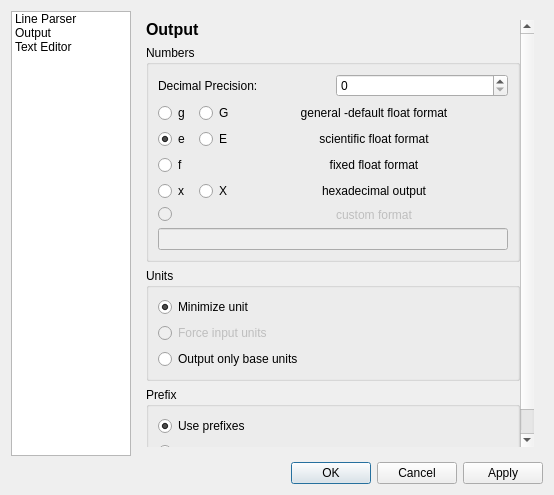
The window that settingsdialog.ui (Rob0xFF/PhyxCalc) describes before a commit, drawn with Qt 5.
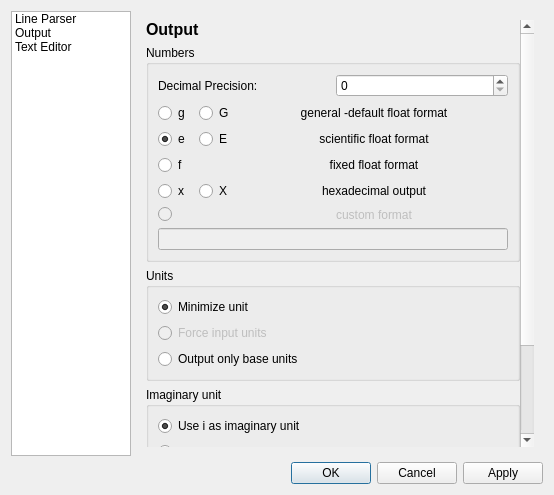
The same window after the commit. The open tabs and pages were chosen to show the change. Icons and pictures are not drawn.

Commit message: added support for single line comments fixed ctrl+enter added support for choosing imaginary unit

The edit to the form file:
```diff
--- a/settingsdialog.ui
+++ b/settingsdialog.ui
@@ -205,8 +205,8 @@
            <rect>
             <x>0</x>
             <y>0</y>
-            <width>414</width>
-            <height>450</height>
+            <width>397</width>
+            <height>519</height>
            </rect>
           </property>
           <layout class="QVBoxLayout" name="verticalLayout_10">
@@ -455,6 +455,32 @@
              </layout>
             </widget>
            </item>
+           <item>
+            <widget class="QGroupBox" name="groupBox_7">
+             <property name="title">
+              <string>Imaginary unit</string>
+             </property>
+             <layout class="QVBoxLayout" name="verticalLayout_12">
+              <item>
+               <widget class="QRadioButton" name="imaginaryIRadio">
+                <property name="text">
+                 <string>Use i as imaginary unit</string>
+                </property>
+                <property name="checked">
+                 <bool>true</bool>
+                </property>
+               </widget>
+              </item>
+              <item>
+               <widget class="QRadioButton" name="imaginaryJRadio">
+                <property name="text">
+                 <string>Use j as imaginary unit</string>
+                </property>
+               </widget>
+              </item>
+             </layout>
+            </widget>
+           </item>
            <item>
             <widget class="QGroupBox" name="groupBox_4">
              <property name="title">
```
Left out of the diff: 4 changed lines with no effect on the pictures. The commit also changes 7 other files.
